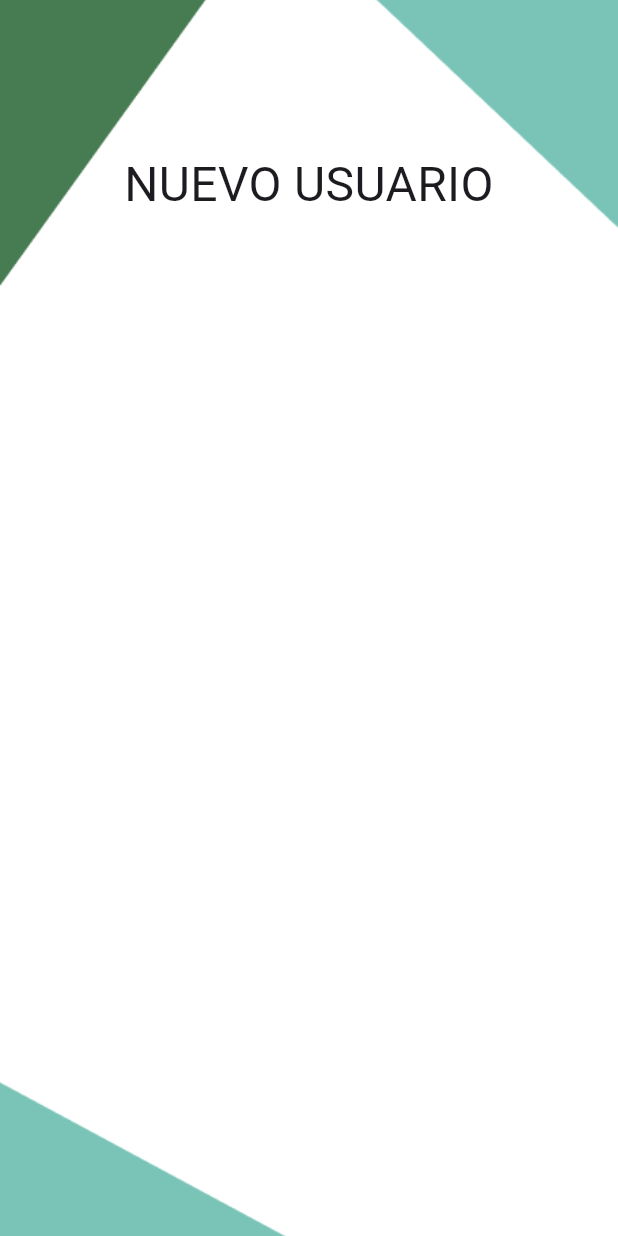
After one commit to josemnzno/EveentAPP, a Flutter app: the Crear_cuenta screen opened directly, on a phone screen of 412 x 824 dp. The commit adds this screen. Run offline on Flutter 3.47's test engine with Material 3 defaults, Android fonts, the phone set to English and light mode, and no system bars.

Commit message:
version v1

```diff
--- /dev/null
+++ b/lib/Crear_cuenta.dart
@@ -0,0 +1,45 @@
+import 'package:flutter/cupertino.dart';
+import 'package:flutter/material.dart';
+
+class Crear_cuenta extends StatelessWidget {
+  const Crear_cuenta({Key? key});
+
+  @override
+  Widget build(BuildContext context) {
+    return Scaffold(
+      body: SingleChildScrollView(
+        child: Container(
+          height: MediaQuery.of(context).size.height, // Ajusta la altura del contenedor para que ocupe toda la pantalla
+          decoration: BoxDecoration(
+            image: DecorationImage(
+              image: AssetImage('lib/pantallas/fondo2.png'),
+              fit: BoxFit.cover,
+            ),
+          ),
+          child: Center(
+            child: Column(
+              mainAxisAlignment: MainAxisAlignment.start,
+              children: [
+                SizedBox(height: 100),
+                Text(
+                  'NUEVO USUARIO',
+                  textAlign: TextAlign.center,
+                  style: TextStyle(
+                    fontSize: 32,
+                    fontWeight: FontWeight.normal,
+                  ),
+                ),
+              ],
+            ),
+          ),
+        ),
+      ),
+    );
+  }
+}
+
+void main() {
+  runApp(MaterialApp(
+    home: Crear_cuenta(),
+  ));
+}
--- a/lib/Inicio.dart
+++ b/lib/Inicio.dart
@@ -1,5 +1,6 @@
 import 'package:flutter/cupertino.dart';
 import 'package:flutter/material.dart';
+import 'package:untitled1/Crear_cuenta.dart';
 
 class Inicio extends StatelessWidget {
   const Inicio({Key? key});
@@ -78,7 +79,11 @@ class Inicio extends StatelessWidget {
                 ),
             InkWell(
               onTap: () {
-                    // Acción a realizar cuando se presiona el texto "Crear cuenta"
+                // Redirige a la página de CrearCuenta al presionar "Crear cuenta"
+                Navigator.push(
+                  context,
+                  MaterialPageRoute(builder: (context) => Crear_cuenta()),
+                );
               },
               child: Image.asset(
                 'lib/pantallas/Crear_cuenta.png',
```
Lines whose indentation alone changed are shown as unchanged.
